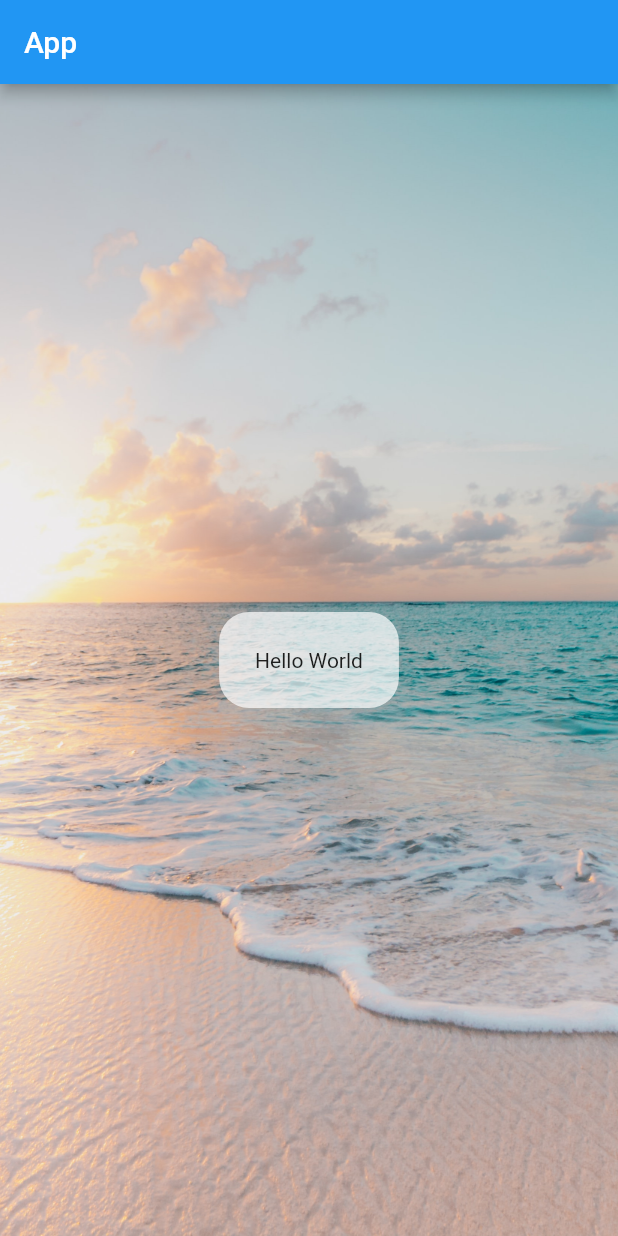
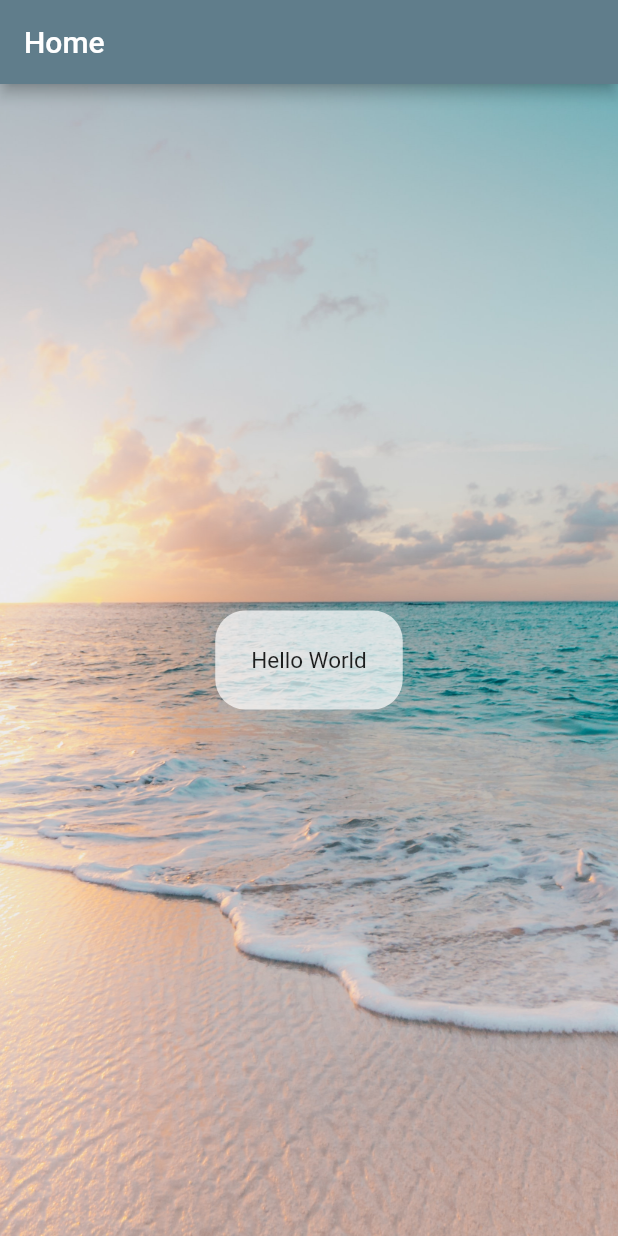
Before and after one commit to panhwersadaqat/Flutter-HelloWorldApp, a Flutter app: the screen it shows after launch, on a phone screen of 412 x 824 dp. Run offline on Flutter 3.47's test engine with Material 2 defaults, Android fonts, the phone set to English and light mode, and no system bars.

Commit message:
created class for home screen

```diff
--- /dev/null
+++ b/lib/home_screen.dart
@@ -0,0 +1,33 @@
+import 'package:flutter/material.dart';
+
+class HomeScreen extends StatelessWidget {
+  const HomeScreen({Key? key}) : super(key: key);
+
+  @override
+  Widget build(BuildContext context) {
+    return Scaffold(
+        appBar: AppBar(title: const Text("Home")),
+        body: Container(
+          decoration: const BoxDecoration(
+              image: DecorationImage(
+                  image: AssetImage('assets/background.jpg'),
+                  fit: BoxFit.cover
+              )
+          ),
+          child: Center(
+            child: Container(
+              padding: EdgeInsets.all(24),
+              decoration: const BoxDecoration(
+                borderRadius: BorderRadius.all(Radius.circular(20)),
+                color: Colors.white70,
+              ),
+              child: const Text(
+                  "Hello World",
+                  style: TextStyle(
+                      fontSize: 15
+                  )),
+            ),
+          ),
+        ));
+  }
+}
--- a/lib/main.dart
+++ b/lib/main.dart
@@ -1,4 +1,5 @@
 import 'package:flutter/material.dart';
+import 'package:hello_world_app/home_screen.dart';
 
 void main() {
   runApp(GlobeApp());
@@ -9,26 +10,9 @@ class GlobeApp extends StatelessWidget {
 
   @override
   Widget build(BuildContext context) {
-    return MaterialApp(
-      home: Scaffold(
-        appBar: AppBar(title: const Text("App")),
-        body: Container(
-          decoration: const BoxDecoration(
-            image: DecorationImage(
-              image: AssetImage('assets/background.jpg'),
-              fit: BoxFit.cover
-            )
-          ),
-              child: Center(
-                child: Container(
-                  padding: EdgeInsets.all(24),
-                  decoration: const BoxDecoration(
-                    borderRadius: BorderRadius.all(Radius.circular(20)),
-                    color: Colors.white70,
-                  ),
-                  child: const Text("Hello World"),
-                ),
-              ),
-    )));
+    return  MaterialApp(
+      theme: ThemeData(primarySwatch: Colors.blueGrey),
+        home: HomeScreen()
+    );
   }
 }
```
Also changed, not shown: 2 other files.
